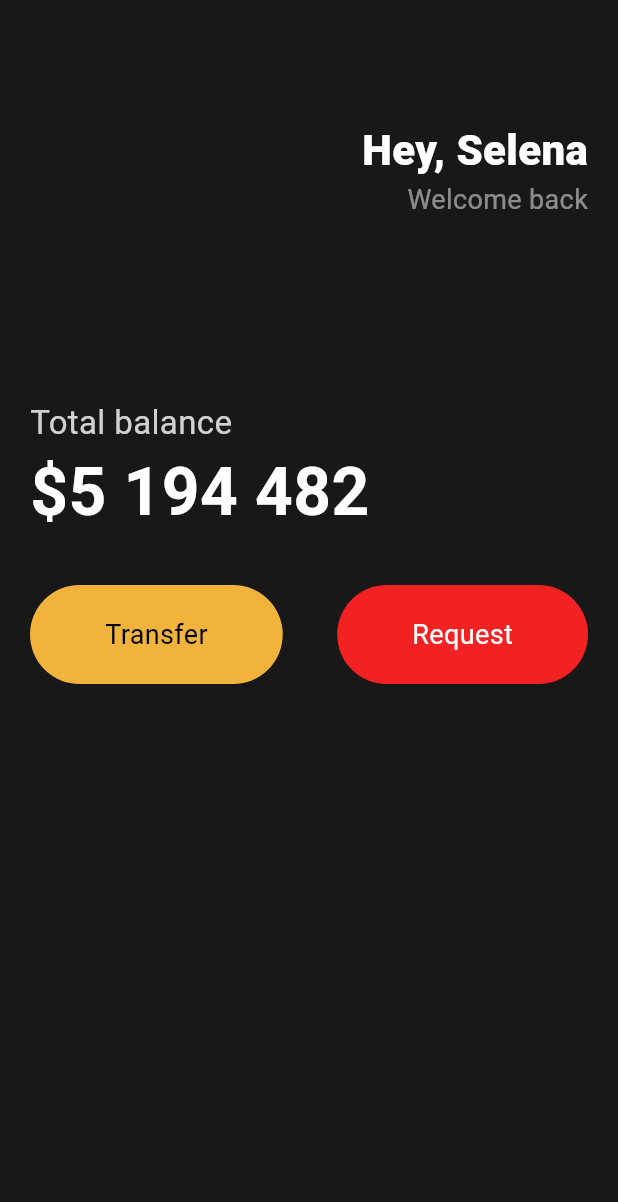
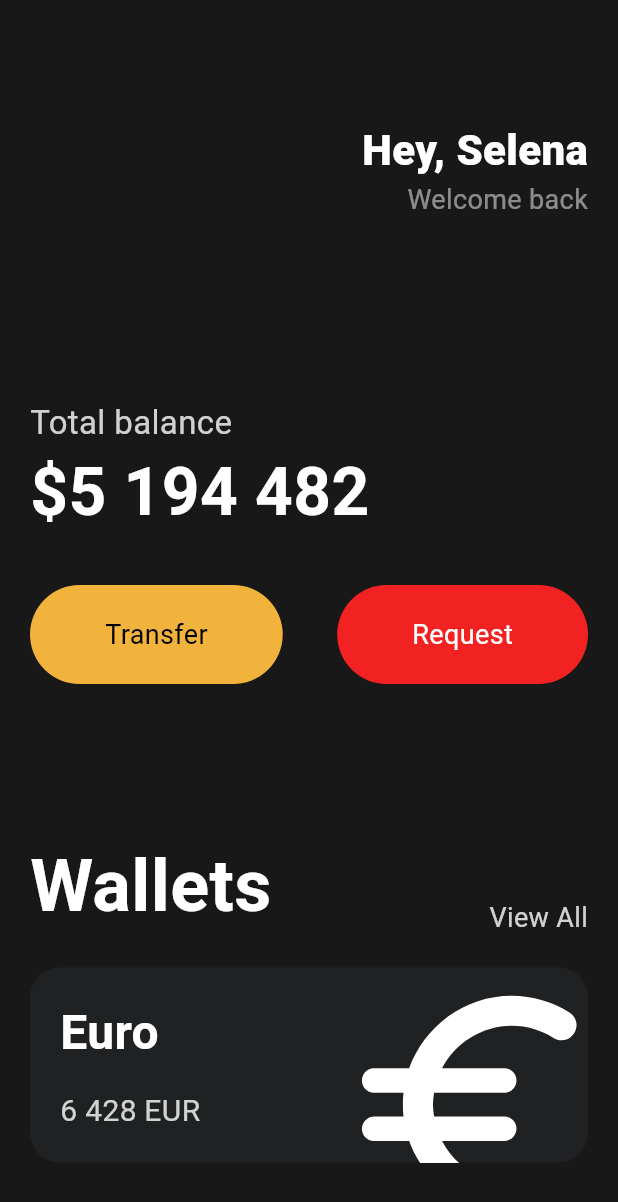
Before and after one commit to chaenchaen99/Flutter_Webtoon_App, a Flutter app: the screen it shows after launch, on a phone screen of 412 x 824 dp. Shown: the top 1202 px of the screen. Run offline on Flutter 3.47's test engine with Material 3 defaults, Android fonts, the phone set to English and light mode, and no system bars.

Commit message:
transform활용하여 카드 위젯 구현

```diff
--- a/flutter_biginner/lib/main.dart
+++ b/flutter_biginner/lib/main.dart
@@ -1,3 +1,5 @@
+import 'dart:ui';
+
 import 'package:flutter/material.dart';
 import 'package:flutter_biginner/widgets/button.dart';
 
@@ -79,7 +81,96 @@
                     textColor: Colors.white,
                   )
                 ],
-              )
+              ),
+              const SizedBox(
+                height: 100,
+              ),
+              Row(
+                crossAxisAlignment: CrossAxisAlignment.end,
+                mainAxisAlignment: MainAxisAlignment.spaceBetween,
+                children: [
+                  const Text(
+                    'Wallets',
+                    style: TextStyle(
+                      color: Colors.white,
+                      fontSize: 48,
+                      fontWeight: FontWeight.w600,
+                    ),
+                  ),
+                  Text(
+                    'View All',
+                    style: TextStyle(
+                      color: Colors.white.withOpacity(0.8),
+                      fontSize: 18,
+                    ),
+                  ),
+                ],
+              ),
+              const SizedBox(
+                height: 20,
+              ),
+              Container(
+                clipBehavior: Clip.hardEdge,
+                decoration: BoxDecoration(
+                  color: const Color(0xFF1F2123),
+                  borderRadius: BorderRadius.circular(20),
+                ),
+                child: Padding(
+                  padding: const EdgeInsets.all(20.0),
+                  child: Row(
+                    mainAxisAlignment: MainAxisAlignment.spaceBetween,
+                    children: [
+                      Column(
+                        crossAxisAlignment: CrossAxisAlignment.start,
+                        children: [
+                          const Text(
+                            'Euro',
+                            style: TextStyle(
+                                color: Colors.white,
+                                fontSize: 32,
+                                fontWeight: FontWeight.w600),
+                          ),
+                          const SizedBox(
+                            height: 15,
+                          ),
+                          Row(
+                            children: [
+                              Text(
+                                '6 428',
+                                style: TextStyle(
+                                  color: Colors.white.withOpacity(0.8),
+                                  fontSize: 20,
+                                ),
+                              ),
+                              const SizedBox(
+                                width: 5,
+                              ),
+                              Text(
+                                'EUR',
+                                style: TextStyle(
+                                  color: Colors.white.withOpacity(0.8),
+                                  fontSize: 20,
+                                ),
+                              ),
+                            ],
+                          ),
+                        ],
+                      ),
+                      Transform.scale(
+                        scale: 2.2,
+                        child: Transform.translate(
+                          offset: const Offset(-5, 12),
+                          child: const Icon(
+                            Icons.euro_rounded,
+                            color: Colors.white,
+                            size: 88,
+                          ),
+                        ),
+                      ),
+                    ],
+                  ),
+                ),
+              ),
             ],
           ),
         ),
```
